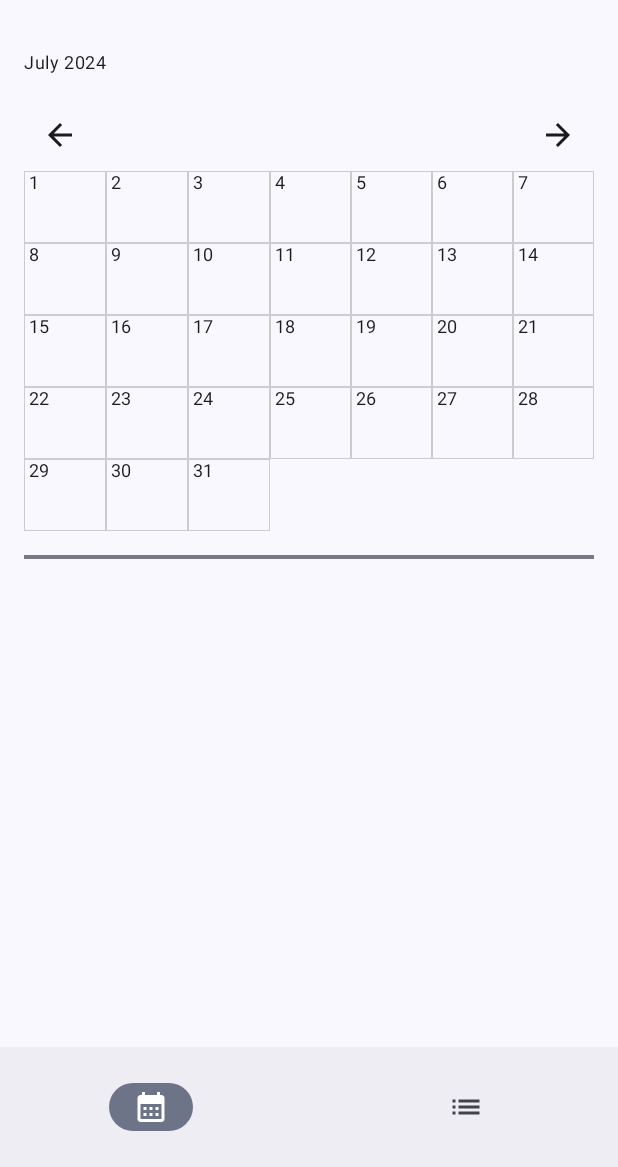
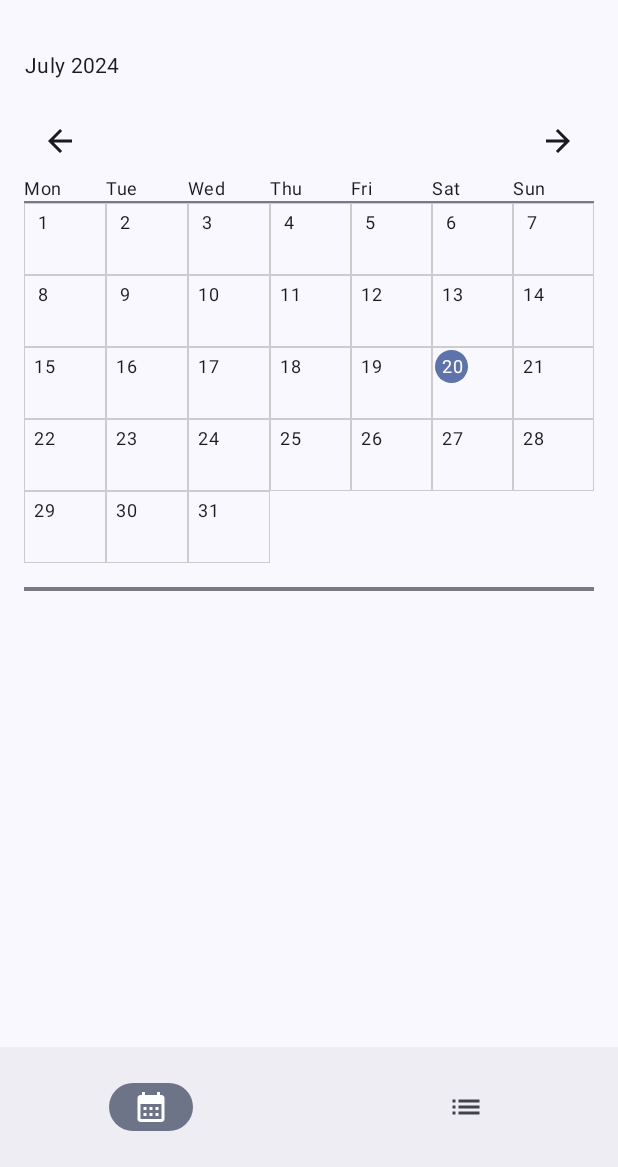
Before and after one commit to BigMaexle/CRA2go, an Android app built with Jetpack Compose: the screen it shows after launch (MainActivity), after a tap on "Previous Month", on a phone screen of 412 x 824 dp, the part 69-1236 px from its top. Run offline under Robolectric (Android 15) with nearby library versions, the phone set to English and light mode, and no system bars; our stand-ins replace Dagger/Hilt's generated code, Room's generated code; libraries missing offline, so code that uses them is left out: net.openid.appauth.

Commit message:
CalenderView inkl. Rotations

```diff
--- a/app/build.gradle.kts
+++ b/app/build.gradle.kts
@@ -13,8 +13,8 @@ android {
         applicationId = "org.bmstudio.cra2go"
         minSdk = 24
         targetSdk = 34
-        versionCode = 6
-        versionName = "0.13"
+        versionCode = 7
+        versionName = "0.131"
 
         testInstrumentationRunner = "androidx.test.runner.AndroidJUnitRunner"
         vectorDrawables {
--- a/app/src/main/java/org/bmstudio/cra2go/feature_roster/presentation/show_roster/components/Calender/CalendarGrid.kt
+++ b/app/src/main/java/org/bmstudio/cra2go/feature_roster/presentation/show_roster/components/Calender/CalendarGrid.kt
@@ -23,6 +23,9 @@ fun CalendarGrid(events: List<DutyEvent>, currentMonth: Calendar, selectedDateEv
     val paddingDaysBefore = (-startingDayOfWeek+1 .. 0).toList()
     val paddingDaysAfter = List((7 - (startingDayOfWeek + daysInMonth) % 7) % 7) { -1 }
     val allDays = paddingDaysBefore + days + paddingDaysAfter
+
+
+
     LazyVerticalGrid(
         columns = GridCells.Fixed(7)
     ) {
@@ -58,7 +61,8 @@ fun CalendarGrid(events: List<DutyEvent>, currentMonth: Calendar, selectedDateEv
                     val eventcal = Calendar.getInstance().apply { time = event.day }
                     eventcal.get(Calendar.YEAR) == dayofmonth.get(Calendar.YEAR) &&
                             eventcal.get(Calendar.MONTH) == dayofmonth.get(Calendar.MONTH) &&
-                            eventcal.get(Calendar.DAY_OF_MONTH) == dayofmonth.get(Calendar.DAY_OF_MONTH)
+                            eventcal.get(Calendar.DAY_OF_MONTH) == dayofmonth.get(Calendar.DAY_OF_MONTH) &&
+                            event.eventAttributes?.rotationId != null
 
 
                 }
@@ -69,7 +73,7 @@ fun CalendarGrid(events: List<DutyEvent>, currentMonth: Calendar, selectedDateEv
                 isCurrentMonth = isCurrentMonth,
                 currentMonth = currentMonth,
                 day = day,
-                events = rotationsStartAtDay,
+                startingRotations = rotationsStartAtDay,
                 eventsForDay = eventsForDay,
                 selected = selectedDateEvents,
                 activeRotation = activeRotations
--- a/app/src/main/java/org/bmstudio/cra2go/feature_roster/presentation/show_roster/components/Calender/CalenderView.kt
+++ b/app/src/main/java/org/bmstudio/cra2go/feature_roster/presentation/show_roster/components/Calender/CalenderView.kt
@@ -9,11 +9,15 @@ import androidx.compose.foundation.layout.Box
 import androidx.compose.foundation.layout.Column
 import androidx.compose.foundation.layout.PaddingValues
 import androidx.compose.foundation.layout.Row
+import androidx.compose.foundation.layout.Spacer
 import androidx.compose.foundation.layout.fillMaxSize
 import androidx.compose.foundation.layout.height
 import androidx.compose.foundation.layout.padding
+import androidx.compose.foundation.layout.size
 import androidx.compose.foundation.pager.HorizontalPager
 import androidx.compose.foundation.pager.rememberPagerState
+import androidx.compose.foundation.shape.CircleShape
+import androidx.compose.material3.Divider
 import androidx.compose.material3.MaterialTheme
 import androidx.compose.material3.Text
 import androidx.compose.runtime.Composable
@@ -24,9 +28,11 @@ import androidx.compose.runtime.remember
 import androidx.compose.runtime.setValue
 import androidx.compose.ui.Alignment
 import androidx.compose.ui.Modifier
+import androidx.compose.ui.draw.clip
 import androidx.compose.ui.graphics.Color
 import androidx.compose.ui.layout.onGloballyPositioned
 import androidx.compose.ui.platform.LocalDensity
+import androidx.compose.ui.text.style.TextAlign
 import androidx.compose.ui.tooling.preview.Preview
 import androidx.compose.ui.unit.dp
 import org.bmstudio.cra2go.feature_roster.domain.model.DutyEvent
@@ -70,12 +76,16 @@ fun CalendarView(
                 // Display month and year
                 Text(
                     text = "${month.getDisplayName(Calendar.MONTH, Calendar.LONG, Locale.getDefault())} ${month.get(Calendar.YEAR)}",
-                    style = MaterialTheme.typography.bodySmall,
-                    modifier = Modifier.padding(bottom = 16.dp)
+                    style = MaterialTheme.typography.bodyMedium,
+                    modifier = Modifier.padding(bottom = 16.dp),
+                    textAlign = TextAlign.Center
                 )
 
                 // Calendar controls
                 CalendarControls(currentMonth, selectedMonth)
+
+                // Weekdays
+                Weekdays()
 
 
                 // Calendar grid with events
@@ -89,13 +99,29 @@ fun CalendarView(
         }
     }
 
+@Composable
+fun Weekdays() {
+    Row (modifier = Modifier){
+
+        for (day in listOf("Mon", "Tue", "Wed", "Thu", "Fri", "Sat", "Sun")){
+            Text(
+                text = day,
+                style = MaterialTheme.typography.bodySmall,
+                modifier = Modifier.weight(1f)
+            )
+        }
+
+    }
+    Divider()
+}
+
 
 @Composable
 fun DayCell(
     isCurrentMonth: Boolean,
     currentMonth: Calendar,
     day: Int,
-    events: List<List<DutyEvent>>,
+    startingRotations: List<List<DutyEvent>>,
     eventsForDay: List<DutyEvent>,
     selected: MutableState<List<DutyEvent>>,
     activeRotation: List<List<DutyEvent>>) {
@@ -104,7 +130,9 @@ fun DayCell(
 
     val density = LocalDensity.current
 
-    val backgroundColor = if (isCurrentMonth) {Color.Transparent} else {Color.LightGray}
+
+
+
     val maximumdays = currentMonth.getActualMaximum(Calendar.DAY_OF_MONTH)
     val minimumdays = currentMonth.getActualMinimum(Calendar.DAY_OF_MONTH)
 
@@ -117,15 +145,12 @@ fun DayCell(
     val dayOfWeek = daycalender.get(Calendar.DAY_OF_WEEK)
 
 
-
-
     Box(
         modifier = Modifier
             .height(48.dp)
             .clickable {
                 selected.value = eventsForDay
             }
-            .background(backgroundColor)
             .border(0.1.dp, Color.LightGray)
             .onGloballyPositioned {
                 cellWidth = with(density) {
@@ -139,15 +164,78 @@ fun DayCell(
             verticalArrangement = Arrangement.Top,
             //horizontalAlignment = Alignment.CenterHorizontally
         ) {
+
+            Box(modifier = Modifier.padding(2.dp)){
+                //check if current day
+                if (day == Calendar.getInstance().get(Calendar.DAY_OF_MONTH) - 1) {
+                    Box(
+                        modifier = Modifier
+                            .clip(CircleShape)
+                            .size(22.dp)
+                            .background(MaterialTheme.colorScheme.primaryContainer),
+
+                        contentAlignment = Alignment.Center
+                    )
+                    {
+                        Text(
+                            text = (day + 1).toString(),
+                            style = MaterialTheme.typography.bodySmall,
+                            color = MaterialTheme.colorScheme.onPrimaryContainer,
+                            textAlign = TextAlign.Center
+                        )
+                    }
+                } else {
+                    Box(
+                        modifier = Modifier
+                            .clip(CircleShape)
+                            .size(22.dp)
+                            .background(Color.Transparent),
+
+                        contentAlignment = Alignment.Center
+                    )
+                    {
+                    Text(
+                        text = (day + 1).toString(),
+                        style = MaterialTheme.typography.bodySmall,
+                        textAlign = TextAlign.Center
+                    )}
+                }
+            }
+
+
+
+
             // Display the day number
-            Text(
-                text = " "+(day+1).toString(),
-                style = MaterialTheme.typography.bodySmall
-            )
 
-            for (event in eventsForDay) {
-                RotationRectangle(starting = true,event = event, cellWidth = cellWidth)
+
+            Spacer(modifier = Modifier.weight(1f))
+
+            var already_rotation_displayed = false
+
+
+            if (startingRotations.isNotEmpty()) {
+                for (rotation in startingRotations) {
+                    RotationRectangle(starting = true, rotation = rotation, cellWidth = cellWidth)
+                    already_rotation_displayed = true
+                }
             }
+
+
+            if (dayOfWeek == 2 && !already_rotation_displayed) {
+                if (activeRotation.isNotEmpty()) {
+                    for (rotation in activeRotation) {
+                        if (rotation.size > 1) {
+                            RotationRectangle(
+                                starting = false,
+                                rotation = rotation,
+                                cellWidth = cellWidth
+                            )
+                        }
+                    }
+                }
+            }
+
+            Spacer(modifier = Modifier.height(5.dp))
 
 
         }
--- a/app/src/main/java/org/bmstudio/cra2go/feature_roster/presentation/show_roster/components/Calender/SingleEventRectangle.kt
+++ b/app/src/main/java/org/bmstudio/cra2go/feature_roster/presentation/show_roster/components/Calender/SingleEventRectangle.kt
@@ -36,7 +36,7 @@ fun SingleEventRectangle(event: DutyEvent, cellWidth: Dp) {
             modifier = Modifier
                 .offset(x = startPosition)
                 .requiredWidth(eventWidth)
-                .height(15.dp)
+                .height(0.dp)
                 .clip(RoundedCornerShape(5.dp))
                 .background(color))
         {
@@ -61,7 +61,7 @@ fun SingleEventRectangle(event: DutyEvent, cellWidth: Dp) {
             modifier = Modifier
                 .offset(x = startPosition)
                 .width(eventWidth)
-                .height(15.dp)
+                .height(10.dp)
                 .clip(RoundedCornerShape(5.dp))
                 .background(color),
             contentAlignment = Alignment.Center
@@ -69,7 +69,7 @@ fun SingleEventRectangle(event: DutyEvent, cellWidth: Dp) {
         )
         {
             Text(
-                text = event.eventCategory.toString(),
+                text = "",
                 style = MaterialTheme.typography.bodySmall,
                 color = MaterialTheme.colorScheme.onPrimary)
         }
--- a/app/src/main/java/org/bmstudio/cra2go/feature_roster/presentation/show_roster/components/DaySeperator.kt
+++ b/app/src/main/java/org/bmstudio/cra2go/feature_roster/presentation/show_roster/components/DaySeperator.kt
@@ -89,7 +89,7 @@ fun day_background_color(today: Calendar, day: Date): Color {
     val c = Calendar.getInstance()
     c.time = day
 
-    var color: Color = MaterialTheme.colorScheme.background
+    var color: Color = Color.Transparent
 
     if (areSameDay(today,day)){
         color = MaterialTheme.colorScheme.secondaryContainer
```
Also changed, not shown: app/src/main/java/org/bmstudio/cra2go/feature_roster/presentation/show_roster/components/Calender/MultiEventRectangle.kt (+79 -50 lines), app/src/main/java/org/bmstudio/cra2go/feature_roster/presentation/show_roster/components/Calender/RotationRectangle.kt (+9 -5 lines).
